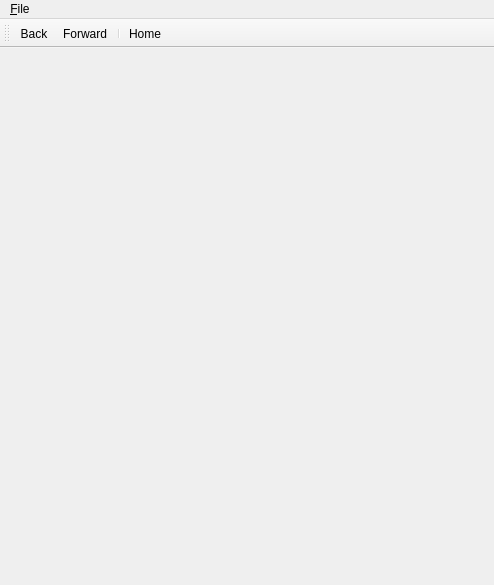
Before: the Qt Designer form kodos/helpBA.ui in luksan/kodos, drawn with Qt 5.
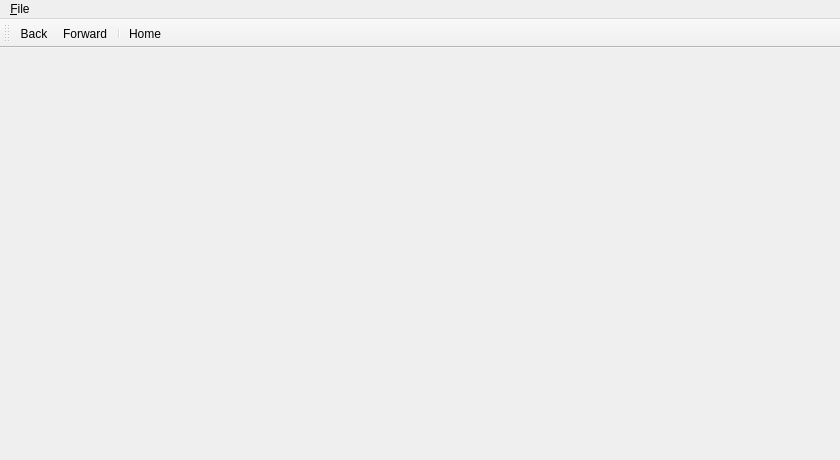
After: the same form once the commit is applied. Icons and pictures are not drawn.

Commit message: HelpBA.ui more width in the help window

The edit to the form file:
```diff
--- a/kodos/helpBA.ui
+++ b/kodos/helpBA.ui
@@ -2,12 +2,15 @@
 <ui version="4.0">
  <class>HelpBA</class>
  <widget class="QMainWindow" name="HelpBA">
+  <property name="enabled">
+   <bool>true</bool>
+  </property>
   <property name="geometry">
    <rect>
     <x>0</x>
     <y>0</y>
-    <width>494</width>
-    <height>585</height>
+    <width>840</width>
+    <height>460</height>
    </rect>
   </property>
   <property name="windowTitle">
@@ -35,7 +38,7 @@
     <rect>
      <x>0</x>
      <y>0</y>
-     <width>494</width>
+     <width>840</width>
      <height>30</height>
     </rect>
    </property>
```
